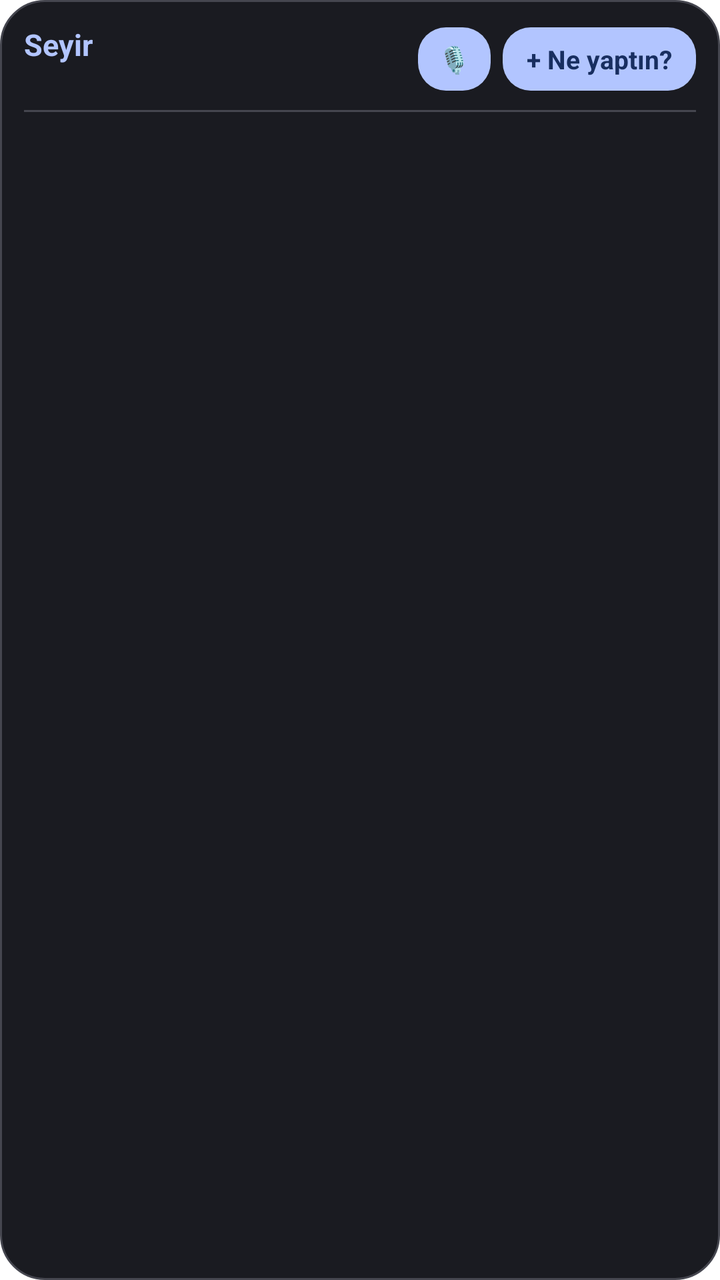
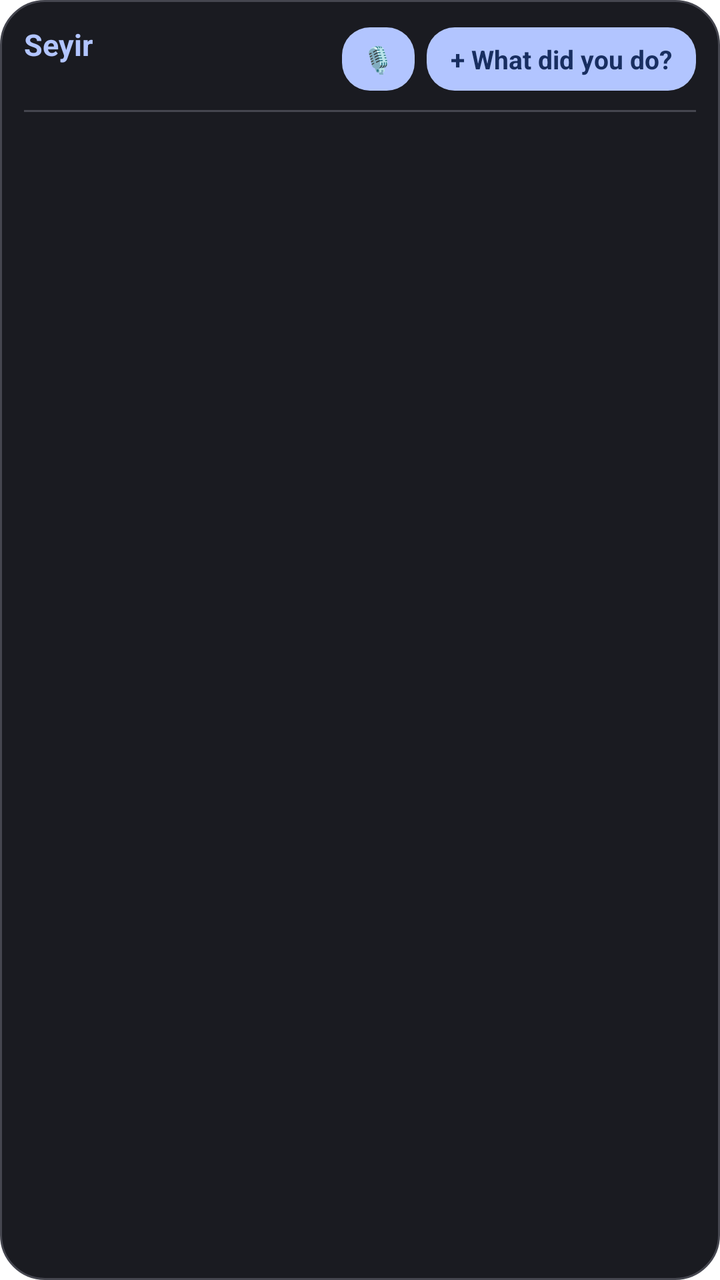

Compare the two renders of this Android layout. The source of the first and the diff that turns it into the second are given below.
<!-- AndroidManifest.xml: fallback theme Theme.MaterialComponents.DayNight.NoActionBar -->
<!-- res/layout/takip_widget_dark.xml -->
<?xml version="1.0" encoding="utf-8"?>
<LinearLayout xmlns:android="http://schemas.android.com/apk/res/android"
    android:id="@+id/widget_container"
    android:layout_width="match_parent"
    android:layout_height="match_parent"
    android:background="@drawable/widget_bg_dark"
    android:orientation="vertical"
    android:padding="12dp">

    
    <LinearLayout
        android:layout_width="match_parent"
        android:layout_height="wrap_content"
        android:gravity="center_vertical"
        android:orientation="horizontal">

        <LinearLayout
            android:layout_width="0dp"
            android:layout_height="wrap_content"
            android:layout_weight="1"
            android:orientation="vertical">

            <TextView
                android:id="@+id/widget_title"
                android:layout_width="wrap_content"
                android:layout_height="wrap_content"
                android:text="Seyir"
                android:textColor="@color/widget_title_dark"
                android:textSize="15sp"
                android:textStyle="bold" />

            <TextView
                android:id="@+id/widget_goals"
                android:layout_width="wrap_content"
                android:layout_height="wrap_content"
                android:ellipsize="end"
                android:maxLines="1"
                android:text=""
                android:textColor="@color/widget_text_secondary_dark"
                android:textSize="11sp" />
        </LinearLayout>

        <TextView
            android:id="@+id/widget_mic_btn"
            android:layout_width="wrap_content"
            android:layout_height="wrap_content"
            android:layout_marginEnd="6dp"
            android:background="@drawable/widget_button_bg_dark"
            android:paddingStart="10dp"
            android:paddingEnd="10dp"
            android:paddingTop="7dp"
            android:paddingBottom="7dp"
            android:text="🎙️"
            android:textColor="@color/widget_button_text_dark"
            android:textSize="13sp" />

        <TextView
            android:id="@+id/widget_add_btn"
            android:layout_width="wrap_content"
            android:layout_height="wrap_content"
            android:background="@drawable/widget_button_bg_dark"
            android:paddingStart="12dp"
            android:paddingEnd="12dp"
            android:paddingTop="7dp"
            android:paddingBottom="7dp"
            android:text="+ Ne yaptın?"
            android:textColor="@color/widget_button_text_dark"
            android:textSize="13sp"
            android:textStyle="bold" />
    </LinearLayout>

    <FrameLayout
        android:layout_width="match_parent"
        android:layout_height="1dp"
        android:layout_marginTop="8dp"
        android:layout_marginBottom="8dp"
        android:background="@color/widget_divider_dark" />

    
    <LinearLayout
        android:id="@+id/row_1"
        android:layout_width="match_parent"
        android:layout_height="wrap_content"
        android:orientation="horizontal">

        <TextView
            android:id="@+id/item_0"
            android:layout_width="0dp"
            android:layout_height="wrap_content"
            android:layout_marginEnd="4dp"
            android:layout_weight="1"
            android:background="@drawable/widget_item_bg_dark"
            android:ellipsize="end"
            android:gravity="center"
            android:maxLines="1"
            android:paddingStart="8dp"
            android:paddingEnd="8dp"
            android:paddingTop="7dp"
            android:paddingBottom="7dp"
            android:textColor="@color/widget_text_primary_dark"
            android:textSize="12sp"
            android:textStyle="bold"
            android:visibility="gone" />

        <TextView
            android:id="@+id/item_1"
            android:layout_width="0dp"
            android:layout_height="wrap_content"
            android:layout_marginStart="4dp"
            android:layout_weight="1"
            android:background="@drawable/widget_item_bg_dark"
            android:ellipsize="end"
            android:gravity="center"
            android:maxLines="1"
            android:paddingStart="8dp"
            android:paddingEnd="8dp"
            android:paddingTop="7dp"
            android:paddingBottom="7dp"
            android:textColor="@color/widget_text_primary_dark"
            android:textSize="12sp"
            android:textStyle="bold"
            android:visibility="gone" />
    </LinearLayout>

    
    <LinearLayout
        android:id="@+id/row_2"
        android:layout_width="match_parent"
        android:layout_height="wrap_content"
        android:layout_marginTop="6dp"
        android:orientation="horizontal">

        <TextView
            android:id="@+id/item_2"
            android:layout_width="0dp"
            android:layout_height="wrap_content"
            android:layout_marginEnd="4dp"
            android:layout_weight="1"
            android:background="@drawable/widget_item_bg_dark"
            android:ellipsize="end"
            android:gravity="center"
            android:maxLines="1"
            android:paddingStart="8dp"
            android:paddingEnd="8dp"
            android:paddingTop="7dp"
            android:paddingBottom="7dp"
            android:textColor="@color/widget_text_primary_dark"
            android:textSize="12sp"
            android:textStyle="bold"
            android:visibility="gone" />

        <TextView
            android:id="@+id/item_3"
            android:layout_width="0dp"
            android:layout_height="wrap_content"
            android:layout_marginStart="4dp"
            android:layout_weight="1"
            android:background="@drawable/widget_item_bg_dark"
            android:ellipsize="end"
            android:gravity="center"
            android:maxLines="1"
            android:paddingStart="8dp"
            android:paddingEnd="8dp"
            android:paddingTop="7dp"
            android:paddingBottom="7dp"
            android:textColor="@color/widget_text_primary_dark"
            android:textSize="12sp"
            android:textStyle="bold"
            android:visibility="gone" />
    </LinearLayout>

    <TextView
        android:id="@+id/widget_empty"
        android:layout_width="match_parent"
        android:layout_height="wrap_content"
        android:gravity="center"
        android:paddingTop="10dp"
        android:paddingBottom="10dp"
        android:text="Uygulamadan sık yapılanları ekleyebilirsiniz."
        android:textColor="@color/widget_empty_dark"
        android:textSize="12sp"
        android:visibility="gone" />

</LinearLayout>
<!-- resources referenced by this layout -->
<resources>
  <color name="widget_button_text_dark">#182E60</color>
  <color name="widget_divider_dark">#45464F</color>
  <color name="widget_empty_dark">#C5C6D0</color>
  <color name="widget_text_primary_dark">#E3E2E9</color>
  <color name="widget_text_secondary_dark">#C5C6D0</color>
  <color name="widget_title_dark">#B2C5FF</color>
  <!-- drawable widget_bg_dark (drawable) -->
  <?xml version="1.0" encoding="utf-8"?>
  <shape xmlns:android="http://schemas.android.com/apk/res/android"
      android:shape="rectangle">
      <corners android:radius="22dp" />
      <solid android:color="@color/widget_bg_dark" />
      <stroke android:width="1dp" android:color="@color/widget_border_dark" />
  </shape>
  <!-- drawable widget_button_bg_dark (drawable) -->
  <?xml version="1.0" encoding="utf-8"?>
  <shape xmlns:android="http://schemas.android.com/apk/res/android"
      android:shape="rectangle">
      <corners android:radius="14dp" />
      <solid android:color="@color/widget_button_bg_dark" />
  </shape>
  <!-- drawable widget_item_bg_dark (drawable) -->
  <?xml version="1.0" encoding="utf-8"?>
  <shape xmlns:android="http://schemas.android.com/apk/res/android"
      android:shape="rectangle">
      <corners android:radius="12dp" />
      <solid android:color="@color/widget_item_bg_dark" />
      <stroke android:width="1dp" android:color="@color/widget_item_border_dark" />
  </shape>
  <color name="widget_bg_dark">#1A1B21</color>
  <color name="widget_border_dark">#45464F</color>
  <color name="widget_button_bg_dark">#B2C5FF</color>
  <color name="widget_item_bg_dark">#292A2F</color>
  <color name="widget_item_border_dark">#45464F</color>
</resources>

<!-- the commit's change to res/layout/takip_widget_dark.xml (unified diff, before → after) -->
@@ -63,7 +63,7 @@
             android:paddingEnd="12dp"
             android:paddingTop="7dp"
             android:paddingBottom="7dp"
-            android:text="+ Ne yaptın?"
+            android:text="@string/widget_action_add"
             android:textColor="@color/widget_button_text_dark"
             android:textSize="13sp"
             android:textStyle="bold" />
@@ -176,7 +176,7 @@
         android:gravity="center"
         android:paddingTop="10dp"
         android:paddingBottom="10dp"
-        android:text="Uygulamadan sık yapılanları ekleyebilirsiniz."
+        android:text="@string/widget_empty_shortcuts"
         android:textColor="@color/widget_empty_dark"
         android:textSize="12sp"
         android:visibility="gone" />
<!-- resource entries referenced after the edit -->
@@ -29,6 +29,8 @@
       <solid android:color="@color/widget_item_bg_dark" />
       <stroke android:width="1dp" android:color="@color/widget_item_border_dark" />
   </shape>
+  <string name="widget_action_add">+ What did you do?</string>
+  <string name="widget_empty_shortcuts">Add shortcuts from the app.</string>
   <color name="widget_bg_dark">#1A1B21</color>
   <color name="widget_border_dark">#45464F</color>
   <color name="widget_button_bg_dark">#B2C5FF</color>
